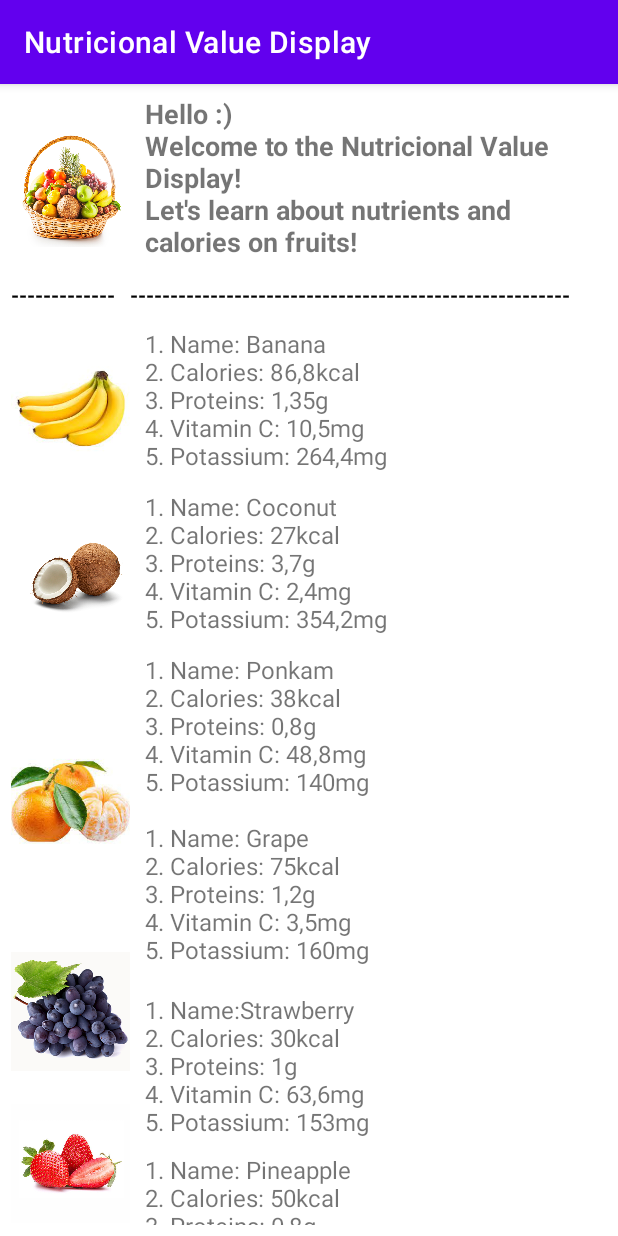
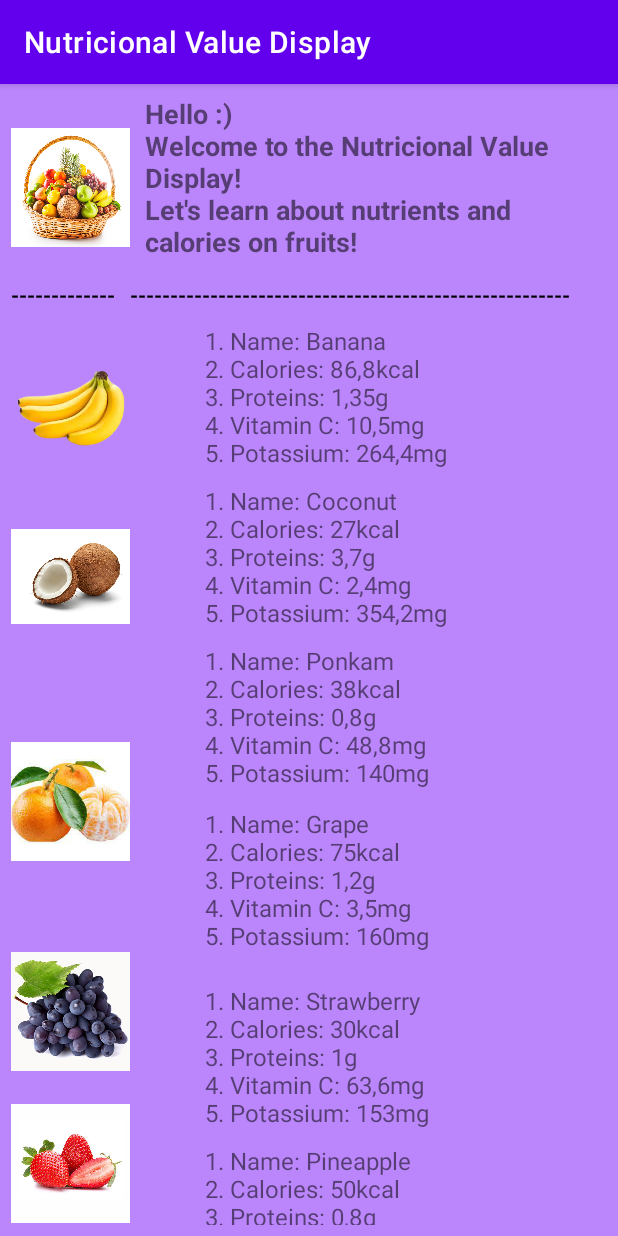
Before and after one commit to AkaciaPark/nutricional-value-display, an Android app: the screen it shows after launch (MainActivity), on a phone screen of 412 x 824 dp. Run offline under Robolectric (Android 15) with nearby library versions, the phone set to English and light mode, and no system bars.

Commit message:
text: add left padding

```diff
--- a/app/src/main/res/layout/activity_main.xml
+++ b/app/src/main/res/layout/activity_main.xml
@@ -5,7 +5,9 @@
     android:layout_width="match_parent"
     android:layout_height="match_parent"
     android:fillViewport="true"
-    android:padding="7dp">
+    android:padding="7dp"
+    android:background="@color/purple_200">
+
 
 
     <LinearLayout
@@ -37,12 +39,11 @@
             <ImageView
                 android:layout_width="match_parent"
                 android:layout_height="113dp"
-                android:src="@drawable/banana" />
+                android:src="@drawable/banana_removebg_preview" />
 
             <ImageView
                 android:layout_width="match_parent"
                 android:layout_height="110dp"
-
                 android:src="@drawable/coconut" />
 
             <ImageView
@@ -113,9 +114,8 @@
                 android:id="@+id/textView"
                 android:layout_width="match_parent"
                 android:layout_height="wrap_content"
-                android:paddingLeft="10dp"
-                android:paddingTop="12dp"
-
+                android:paddingLeft="50dp"
+                android:paddingTop="10dp"
                 android:text="1. Name: Banana \n2. Calories: 86,8kcal \n3. Proteins: 1,35g\n4. Vitamin C: 10,5mg\n5. Potassium: 264,4mg"
                 android:textSize="16dp"
                 app:layout_constraintEnd_toEndOf="parent"
@@ -126,8 +126,8 @@
                 android:id="@+id/CoconutText"
                 android:layout_width="match_parent"
                 android:layout_height="wrap_content"
-                android:paddingLeft="10dp"
-                android:paddingTop="12dp"
+                android:paddingLeft="50dp"
+                android:paddingTop="10dp"
                 android:text="1. Name: Coconut \n2. Calories: 27kcal \n3. Proteins: 3,7g\n4. Vitamin C: 2,4mg\n5. Potassium: 354,2mg"
                 android:textSize="16dp"
                 app:layout_constraintTop_toBottomOf="@+id/textView"
@@ -137,8 +137,8 @@
                 android:id="@+id/PonkamText"
                 android:layout_width="match_parent"
                 android:layout_height="wrap_content"
-                android:paddingLeft="10dp"
-                android:paddingTop="12dp"
+                android:paddingLeft="50dp"
+                android:paddingTop="10dp"
                 android:text="1. Name: Ponkam\n2. Calories: 38kcal \n3. Proteins: 0,8g \n4. Vitamin C: 48,8mg \n5. Potassium: 140mg"
                 android:textSize="16dp" />
 
@@ -146,8 +146,8 @@
                 android:id="@+id/GrapeText"
                 android:layout_width="match_parent"
                 android:layout_height="124dp"
-                android:paddingLeft="10dp"
-                android:paddingTop="15dp"
+                android:paddingLeft="50dp"
+                android:paddingTop="12dp"
                 android:text="1. Name: Grape\n2. Calories: 75kcal\n3. Proteins: 1,2g \n4. Vitamin C: 3,5mg\n5. Potassium: 160mg"
                 android:textSize="16dp" />
 
@@ -155,16 +155,16 @@
                 android:id="@+id/StrawberryText"
                 android:layout_width="match_parent"
                 android:layout_height="wrap_content"
-                android:paddingLeft="10dp"
+                android:paddingLeft="50dp"
                 android:paddingTop="6dp"
-                android:text="1. Name:Strawberry \n2. Calories: 30kcal \n3. Proteins: 1g\n4. Vitamin C: 63,6mg\n5. Potassium: 153mg"
+                android:text="1. Name: Strawberry \n2. Calories: 30kcal \n3. Proteins: 1g\n4. Vitamin C: 63,6mg\n5. Potassium: 153mg"
                 android:textSize="16dp" />
 
             <TextView
                 android:id="@+id/PineappleText"
                 android:layout_width="match_parent"
                 android:layout_height="wrap_content"
-                android:paddingLeft="10dp"
+                android:paddingLeft="50dp"
                 android:paddingTop="10dp"
                 android:text="1. Name: Pineapple\n2. Calories: 50kcal \n3. Proteins: 0,8g \n4. Vitamin C: 40mg \n5. Potassium: 145mg"
                 android:textSize="16dp" />
@@ -173,7 +173,7 @@
                 android:id="@+id/MangoText"
                 android:layout_width="match_parent"
                 android:layout_height="wrap_content"
-                android:paddingLeft="10dp"
+                android:paddingLeft="50dp"
                 android:paddingTop="14dp"
                 android:text="1. Name: Mango\n2. Calories: 60kcal \n3. Proteins: 0,8g \n4. Vitamin C: 22mg \n5. Potassium: 145mg"
                 android:textSize="16dp" />
@@ -182,7 +182,7 @@
                 android:id="@+id/PearText"
                 android:layout_width="match_parent"
                 android:layout_height="wrap_content"
-                android:paddingLeft="10dp"
+                android:paddingLeft="50dp"
                 android:paddingTop="12dp"
                 android:text="1. Name: Pear\n2. Calories: 60,6kcal \n3. Proteins: 0,2g \n4. Vitamin C: 2,4mg \n5. Potassium: 126,2mg"
                 android:textSize="16dp" />
@@ -191,7 +191,7 @@
                 android:id="@+id/WatermelonText"
                 android:layout_width="match_parent"
                 android:layout_height="wrap_content"
-                android:paddingLeft="10dp"
+                android:paddingLeft="50dp"
                 android:paddingTop="14dp"
                 android:text="1. Name:Watermelon\n2. Calories: 33kcal\n3. Proteins: 0,9g \n4. Vitamin C: 8,1mg \n5. Potassium: 104mg"
                 android:textSize="16dp" />
```
Also changed, not shown: app/src/main/res/drawable-nodpi/banana.jpeg (deleted), app/src/main/res/drawable-nodpi/banana_removebg_preview.png (added), app/src/main/res/drawable-nodpi/coconut_removebg_preview.png (added), app/src/main/res/drawable-nodpi/fruits_removebg_preview.png (added), app/src/main/res/drawable-nodpi/grape_removebg_preview.png (added), app/src/main/res/drawable-nodpi/mango_removebg_preview.png (added), app/src/main/res/drawable-nodpi/pear_removebg_preview.png (added), app/src/main/res/drawable-nodpi/pineapple_removebg_preview.png (added), app/src/main/res/drawable-nodpi/ponkam_removebg_preview.png (added), app/src/main/res/drawable-nodpi/strawberry_removebg_preview.png (added), app/src/main/res/drawable-nodpi/watermelon_removebg_preview.png (added).
